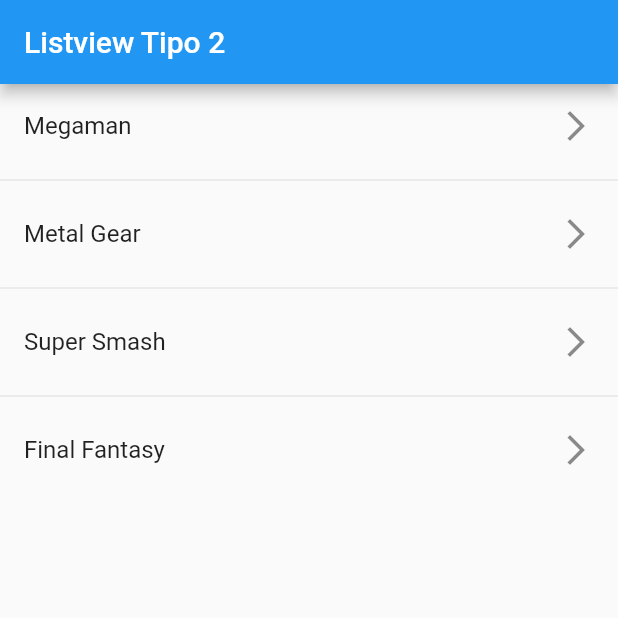
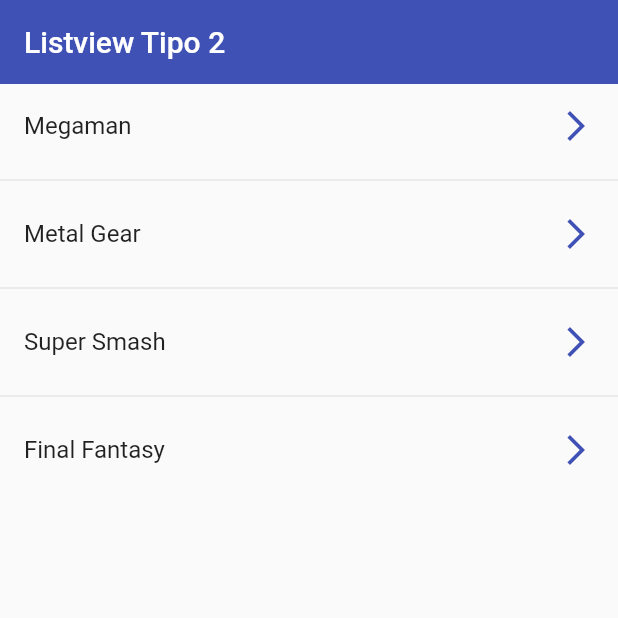
Before and after one commit to CRUXsur/marknotes, a Flutter app: the screen it shows after launch, on a phone screen of 412 x 824 dp, the top half of it. Run offline on Flutter 3.47's test engine with Material 2 defaults, Android fonts, the phone set to English and light mode, and no system bars.

Commit message:
Taps sobre los ListTiles y estilo del AppBar

```diff
--- a/lib/screens/listview2_screen.dart
+++ b/lib/screens/listview2_screen.dart
@@ -15,6 +15,8 @@
     return Scaffold(
         appBar: AppBar(
           title: const Text('Listview Tipo 2'),
+          elevation: 0,
+          backgroundColor: Colors.indigo,
         ),
         //este Listview.separated renderiza la lista que solo aparecera!
         body: ListView.separated(
@@ -24,7 +26,14 @@
           itemBuilder: (context, index) => ListTile(
             //leading: Icon(Icons.access_time_sharp),
             title: Text(options[index]),
-            trailing: const Icon(Icons.arrow_forward_ios_outlined),
+            trailing: const Icon(
+              Icons.arrow_forward_ios_outlined,
+              color: Colors.indigo,
+            ),
+            onTap: () {
+              final game = options[index];
+              print(game);
+            },
           ),
           //_ :no lo estoy utilizando
           //__ : tampoco lo estoy utilizando
```
